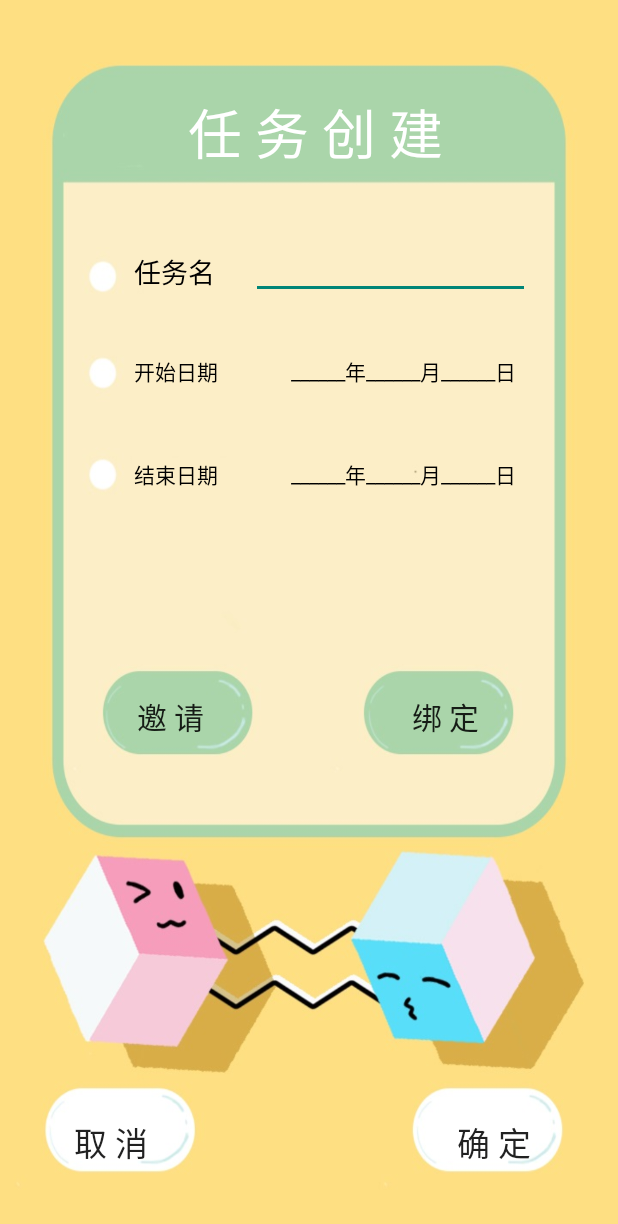
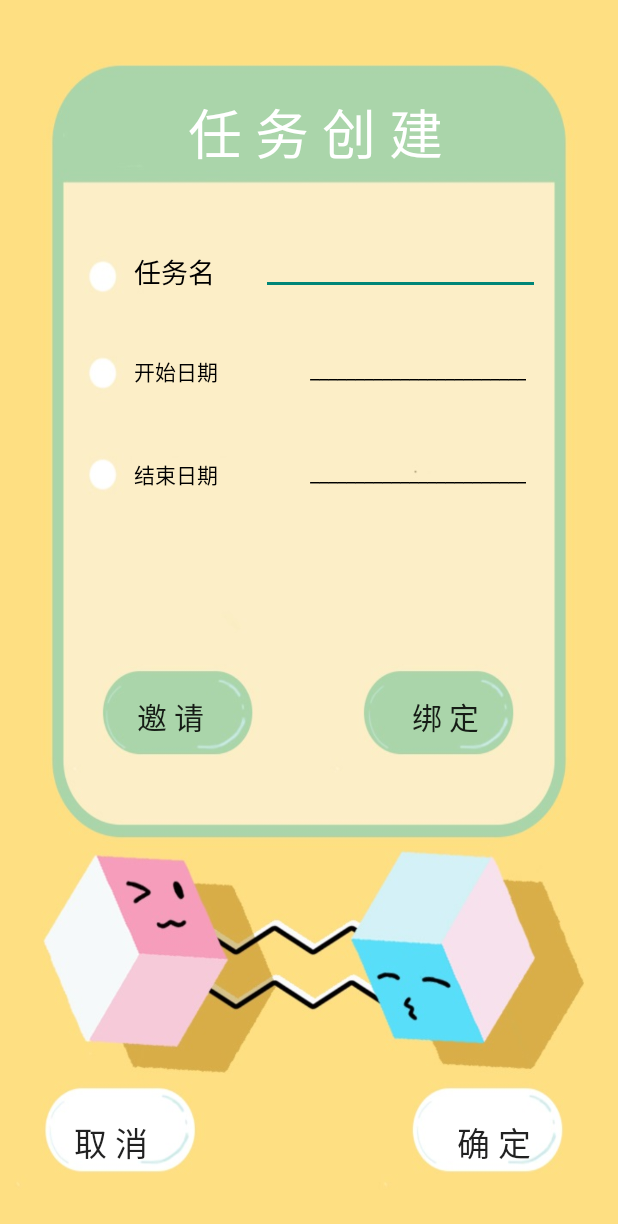
Before and after one commit to Dafenghh/PairGo, an Android app: the CreateTask screen opened directly, with no data from a screen before it, on a phone screen of 412 x 824 dp. Shown: the top 1224 px of the screen. Run offline under Robolectric (Android 15) with nearby library versions, the phone set to English and light mode, and no system bars.

Commit message:
debug a lot

```diff
--- a/app/src/main/java/cn/edu/sysu/competition/Task.java
+++ b/app/src/main/java/cn/edu/sysu/competition/Task.java
@@ -25,6 +25,7 @@ public class Task {
     private int todayStatus1; // 0:  未完成     1:待验证    2:已完成    3：不通过
     private int todayStatus2;
     static private String[] virtual_content2 = new String[]{"完成一套训练题","练字20分钟","复习高数","睡午觉"};
+    static private int[] virtual_goal2 = new int[]{14,30,7,20};
     static private int count_content2 = 0;
     public Task(int taskID, int icon1, boolean isStart,
                 String content1,
@@ -99,6 +100,7 @@ public class Task {
         todayStatus1 = 0;
         todayStatus2 = 0;
         content2 = virtual_content2[count_content2];
+        goal2 = virtual_goal2[count_content2];
         ++count_content2;
         count_content2 %= 4;
     }
@@ -195,12 +197,15 @@ public class Task {
         switch (which) {
             case 1:
                 todayStatus1 = newTodayStatus;
+                if (newTodayStatus == 2) ++done1;
                 break;
             case 2:
                 todayStatus2 = newTodayStatus;
+                if (newTodayStatus == 2) ++done2;
                 break;
             default:
                 todayStatus1 = newTodayStatus;
+                if (newTodayStatus == 2) ++done1;
         }
     }
 }
--- a/app/src/main/res/layout/activity_create_task.xml
+++ b/app/src/main/res/layout/activity_create_task.xml
@@ -41,17 +41,19 @@
     <EditText
         android:id="@+id/input_task_name"
         android:layout_width="186dp"
-        android:layout_height="33dp"
+        android:layout_height="40dp"
         android:layout_gravity="center"
         android:ems="10"
         android:inputType="text"
         android:textColor="#000"
+        android:gravity="bottom"
+        android:textSize="14sp"
         app:layout_constraintBottom_toBottomOf="parent"
-        app:layout_constraintHorizontal_bias="0.74"
+        app:layout_constraintHorizontal_bias="0.77"
         app:layout_constraintLeft_toLeftOf="parent"
         app:layout_constraintRight_toRightOf="parent"
         app:layout_constraintTop_toTopOf="parent"
-        app:layout_constraintVertical_bias="0.21" />
+        app:layout_constraintVertical_bias="0.20" />
 
     <TextView
         android:id="@+id/textView8"
@@ -73,10 +75,10 @@
         android:layout_height="wrap_content"
         android:fontFamily="sans-serif"
         android:onClick="setStartDate"
-        android:text="______年______月______日"
+        android:text="________________________"
         android:textColor="@android:color/black"
         app:layout_constraintBottom_toBottomOf="parent"
-        app:layout_constraintHorizontal_bias="0.74"
+        app:layout_constraintHorizontal_bias="0.77"
         app:layout_constraintLeft_toLeftOf="parent"
         app:layout_constraintRight_toRightOf="parent"
         app:layout_constraintTop_toTopOf="parent"
@@ -101,10 +103,10 @@
         android:layout_width="wrap_content"
         android:layout_height="wrap_content"
         android:onClick="setEndDate"
-        android:text="______年______月______日"
+        android:text="________________________"
         android:textColor="@android:color/black"
         app:layout_constraintBottom_toBottomOf="parent"
-        app:layout_constraintHorizontal_bias="0.74"
+        app:layout_constraintHorizontal_bias="0.77"
         app:layout_constraintLeft_toLeftOf="parent"
         app:layout_constraintRight_toRightOf="parent"
         app:layout_constraintTop_toTopOf="parent"
```
Also changed, not shown: app/src/main/res/layout/login_page.xml (+7 -5 lines).
